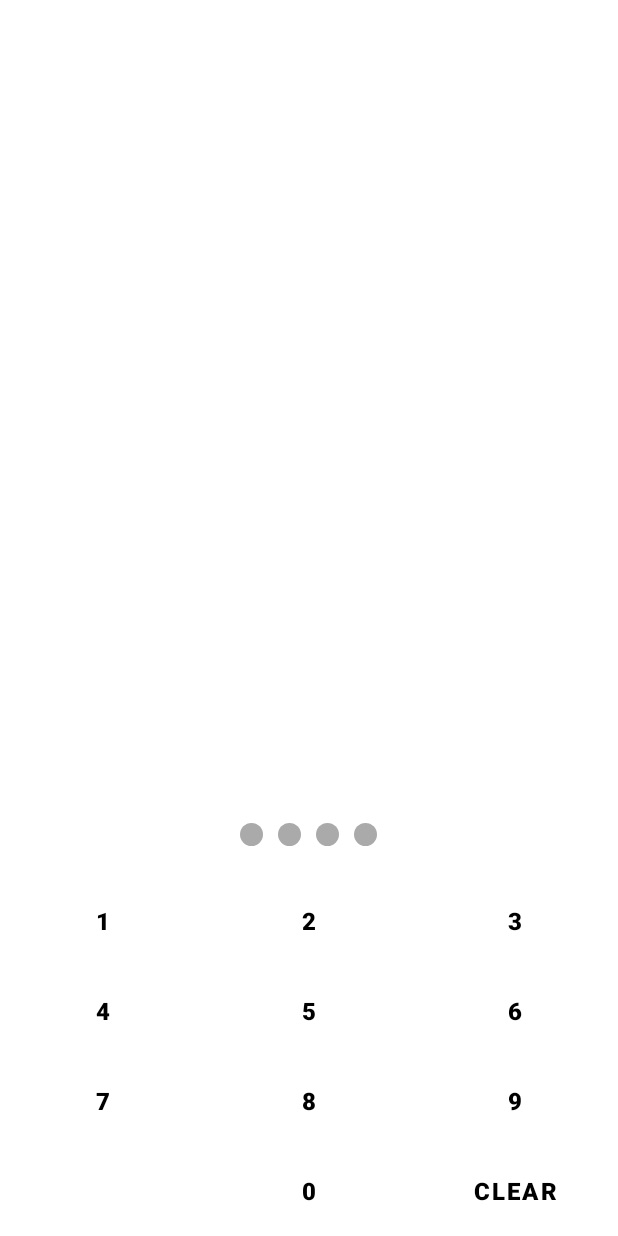
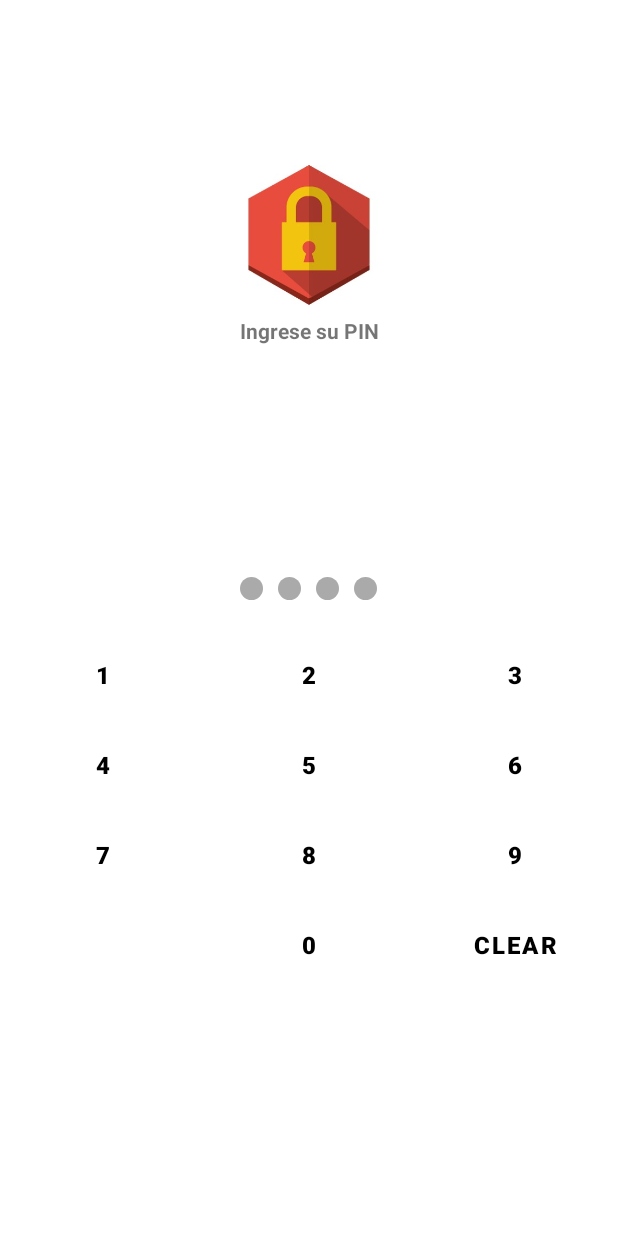
Before and after one commit to DylanQuiroga/Gestor-de-contrasenas, an Android app: the PinLogin screen opened directly, with no data from a screen before it, on a phone screen of 412 x 824 dp. Run offline under Robolectric (Android 15) with nearby library versions, the light colour scheme and no system bars.

Commit message:
cambios en  pin_crear y pin_login

```diff
--- a/APP/app/src/main/java/com/example/gestorcontraseas/PinCrear.java
+++ b/APP/app/src/main/java/com/example/gestorcontraseas/PinCrear.java
@@ -11,6 +11,7 @@ import android.os.Bundle;
 import android.view.View;
 import android.widget.Button;
 import android.widget.ImageView;
+import android.widget.TextView;
 import android.widget.Toast;
 
 import java.util.ArrayList;
@@ -23,12 +24,15 @@ public class PinCrear extends AppCompatActivity implements View.OnClickListener
     String passCode = "";
     String comprobarPassCode = "";
     String num_01,num_02,num_03,num_04;
+
+    TextView textView6;
+    ImageView imageView5;
     int i = 0;
 
     @Override
     protected void onCreate(Bundle savedInstanceState) {
         super.onCreate(savedInstanceState);
-        setContentView(R.layout.activity_pin_login);
+        setContentView(R.layout.activity_pin_crear);
         initializeComponents();
     }
 
@@ -61,6 +65,9 @@ public class PinCrear extends AppCompatActivity implements View.OnClickListener
         btn_09.setOnClickListener(this);
         btn_00.setOnClickListener(this);
         btn_clear.setOnClickListener(this);
+
+        textView6 = findViewById(R.id.textView6);
+        imageView5 = findViewById(R.id.imageView5);
 
     }
 
--- a/APP/app/src/main/res/layout/activity_pin_crear.xml
+++ b/APP/app/src/main/res/layout/activity_pin_crear.xml
@@ -32,7 +32,8 @@
                 android:layout_width="match_parent"
                 android:layout_height="67dp"
                 android:text="Bienvenido a SafeLock. Para continuar, cree un Pin de Seguridad."
-                android:textAlignment="center" />
+                android:textAlignment="center"
+                android:textStyle="bold"/>
         </LinearLayout>
 
         <LinearLayout
--- a/APP/app/src/main/res/layout/activity_pin_login.xml
+++ b/APP/app/src/main/res/layout/activity_pin_login.xml
@@ -5,41 +5,71 @@
     android:layout_width="match_parent"
     android:layout_height="match_parent"
     tools:context=".PinLogin">
+
     <LinearLayout
-        android:layout_width="match_parent"
-        android:layout_height="match_parent"
-        android:orientation="vertical">
+        android:layout_width="414dp"
+        android:layout_height="660dp"
+        android:orientation="vertical"
+        android:weightSum="2">
+
+        <LinearLayout
+            android:layout_width="match_parent"
+            android:layout_height="176dp"
+            android:layout_weight="1"
+            android:gravity="center|bottom"
+            android:orientation="vertical"
+            android:weightSum="3"
+            android:paddingBottom="20dp">
+
+            <ImageView
+                android:id="@+id/imageView5"
+                android:layout_width="match_parent"
+                android:layout_height="wrap_content"
+                app:srcCompat="@mipmap/logo_foreground" />
+
+            <TextView
+                android:id="@+id/textView6"
+                android:layout_width="match_parent"
+                android:layout_height="67dp"
+                android:text="Ingrese su PIN"
+                android:textAlignment="center"
+                android:textStyle="bold"/>
+        </LinearLayout>
 
         <LinearLayout
             android:layout_width="match_parent"
             android:layout_height="0dp"
             android:layout_weight="1"
+            android:gravity="center|bottom"
             android:orientation="horizontal"
-            android:paddingBottom="20dp"
-            android:gravity="center|bottom">
+            android:paddingBottom="20dp">
+
             <View
                 android:id="@+id/view_01"
                 android:layout_width="15dp"
                 android:layout_height="15dp"
-                android:background="@drawable/bg_view_grey_oval"/>
+                android:background="@drawable/bg_view_grey_oval" />
+
             <View
                 android:id="@+id/view_02"
                 android:layout_width="15dp"
                 android:layout_height="15dp"
-                android:background="@drawable/bg_view_grey_oval"
-                android:layout_marginLeft="10sp"/>
+                android:layout_marginLeft="10sp"
+                android:background="@drawable/bg_view_grey_oval" />
+
             <View
                 android:id="@+id/view_03"
                 android:layout_width="15dp"
                 android:layout_height="15dp"
-                android:background="@drawable/bg_view_grey_oval"
-                android:layout_marginLeft="10sp"/>
+                android:layout_marginLeft="10sp"
+                android:background="@drawable/bg_view_grey_oval" />
+
             <View
                 android:id="@+id/view_04"
                 android:layout_width="15dp"
                 android:layout_height="15dp"
                 android:layout_marginLeft="10sp"
-                android:background="@drawable/bg_view_grey_oval"/>
+                android:background="@drawable/bg_view_grey_oval" />
         </LinearLayout>
 
         <LinearLayout
@@ -52,36 +82,39 @@
                 android:layout_height="60dp"
                 android:orientation="horizontal"
                 android:weightSum="3">
+
                 <Button
                     android:id="@+id/btn_01"
-                    android:layout_weight="1"
                     android:layout_width="0dp"
                     android:layout_height="match_parent"
+                    android:layout_weight="1"
                     android:background="@android:color/transparent"
                     android:text="1"
-                    android:textStyle="bold"
+                    android:textColor="@color/black"
                     android:textSize="16dp"
-                    android:textColor="@color/black"/>
+                    android:textStyle="bold" />
+
                 <Button
                     android:id="@+id/btn_02"
-                    android:layout_weight="1"
                     android:layout_width="0dp"
                     android:layout_height="match_parent"
+                    android:layout_weight="1"
                     android:background="@android:color/transparent"
                     android:text="2"
-                    android:textStyle="bold"
+                    android:textColor="@color/black"
                     android:textSize="16dp"
-                    android:textColor="@color/black"/>
+                    android:textStyle="bold" />
+
                 <Button
                     android:id="@+id/btn_03"
-                    android:layout_weight="1"
                     android:layout_width="0dp"
                     android:layout_height="match_parent"
+                    android:layout_weight="1"
                     android:background="@android:color/transparent"
                     android:text="3"
-                    android:textStyle="bold"
+                    android:textColor="@color/black"
                     android:textSize="16dp"
-                    android:textColor="@color/black"/>
+                    android:textStyle="bold" />
 
 
             </LinearLayout>
@@ -91,36 +124,39 @@
                 android:layout_height="60dp"
                 android:orientation="horizontal"
                 android:weightSum="3">
+
                 <Button
                     android:id="@+id/btn_04"
-                    android:layout_weight="1"
                     android:layout_width="0dp"
                     android:layout_height="match_parent"
+                    android:layout_weight="1"
                     android:background="@android:color/transparent"
                     android:text="4"
-                    android:textStyle="bold"
+                    android:textColor="@color/black"
                     android:textSize="16dp"
-                    android:textColor="@color/black"/>
+                    android:textStyle="bold" />
+
                 <Button
                     android:id="@+id/btn_05"
-                    android:layout_weight="1"
                     android:layout_width="0dp"
                     android:layout_height="match_parent"
+                    android:layout_weight="1"
                     android:background="@android:color/transparent"
                     android:text="5"
-                    android:textStyle="bold"
+                    android:textColor="@color/black"
                     android:textSize="16dp"
-                    android:textColor="@color/black"/>
+                    android:textStyle="bold" />
+
                 <Button
                     android:id="@+id/btn_06"
-                    android:layout_weight="1"
                     android:layout_width="0dp"
                     android:layout_height="match_parent"
+                    android:layout_weight="1"
                     android:background="@android:color/transparent"
                     android:text="6"
-                    android:textStyle="bold"
+                    android:textColor="@color/black"
                     android:textSize="16dp"
-                    android:textColor="@color/black"/>
+                    android:textStyle="bold" />
 
 
             </LinearLayout>
@@ -130,36 +166,39 @@
                 android:layout_height="60dp"
                 android:orientation="horizontal"
                 android:weightSum="3">
+
                 <Button
                     android:id="@+id/btn_07"
-                    android:layout_weight="1"
                     android:layout_width="0dp"
                     android:layout_height="match_parent"
+                    android:layout_weight="1"
                     android:background="@android:color/transparent"
                     android:text="7"
-                    android:textStyle="bold"
+                    android:textColor="@color/black"
                     android:textSize="16dp"
-                    android:textColor="@color/black"/>
+                    android:textStyle="bold" />
+
                 <Button
                     android:id="@+id/btn_08"
-                    android:layout_weight="1"
                     android:layout_width="0dp"
                     android:layout_height="match_parent"
+                    android:layout_weight="1"
                     android:background="@android:color/transparent"
                     android:text="8"
-                    android:textStyle="bold"
+                    android:textColor="@color/black"
                     android:textSize="16dp"
-                    android:textColor="@color/black"/>
+                    android:textStyle="bold" />
+
                 <Button
                     android:id="@+id/btn_09"
-                    android:layout_weight="1"
                     android:layout_width="0dp"
                     android:layout_height="match_parent"
+                    android:layout_weight="1"
                     android:background="@android:color/transparent"
                     android:text="9"
-                    android:textStyle="bold"
+                    android:textColor="@color/black"
                     android:textSize="16dp"
-                    android:textColor="@color/black"/>
+                    android:textStyle="bold" />
 
 
             </LinearLayout>
@@ -169,31 +208,34 @@
                 android:layout_height="60dp"
                 android:orientation="horizontal"
                 android:weightSum="3">
+
                 <Button
-                    android:layout_weight="1"
                     android:layout_width="0dp"
                     android:layout_height="match_parent"
-                    android:background="@android:color/transparent"/>
+                    android:layout_weight="1"
+                    android:background="@android:color/transparent" />
+
                 <Button
                     android:id="@+id/btn_00"
-                    android:layout_weight="1"
                     android:layout_width="0dp"
                     android:layout_height="match_parent"
+                    android:layout_weight="1"
                     android:background="@android:color/transparent"
                     android:text="0"
-                    android:textStyle="bold"
+                    android:textColor="@color/black"
                     android:textSize="16dp"
-                    android:textColor="@color/black"/>
+                    android:textStyle="bold" />
+
                 <Button
                     android:id="@+id/btn_clear"
-                    android:layout_weight="1"
                     android:layout_width="0dp"
                     android:layout_height="match_parent"
+                    android:layout_weight="1"
                     android:background="@android:color/transparent"
                     android:text="Clear"
-                    android:textStyle="bold"
+                    android:textColor="@color/black"
                     android:textSize="16dp"
-                    android:textColor="@color/black"/>
+                    android:textStyle="bold" />
 
 
             </LinearLayout>
@@ -202,4 +244,5 @@
         </LinearLayout>
 
     </LinearLayout>
+
 </RelativeLayout>
```
